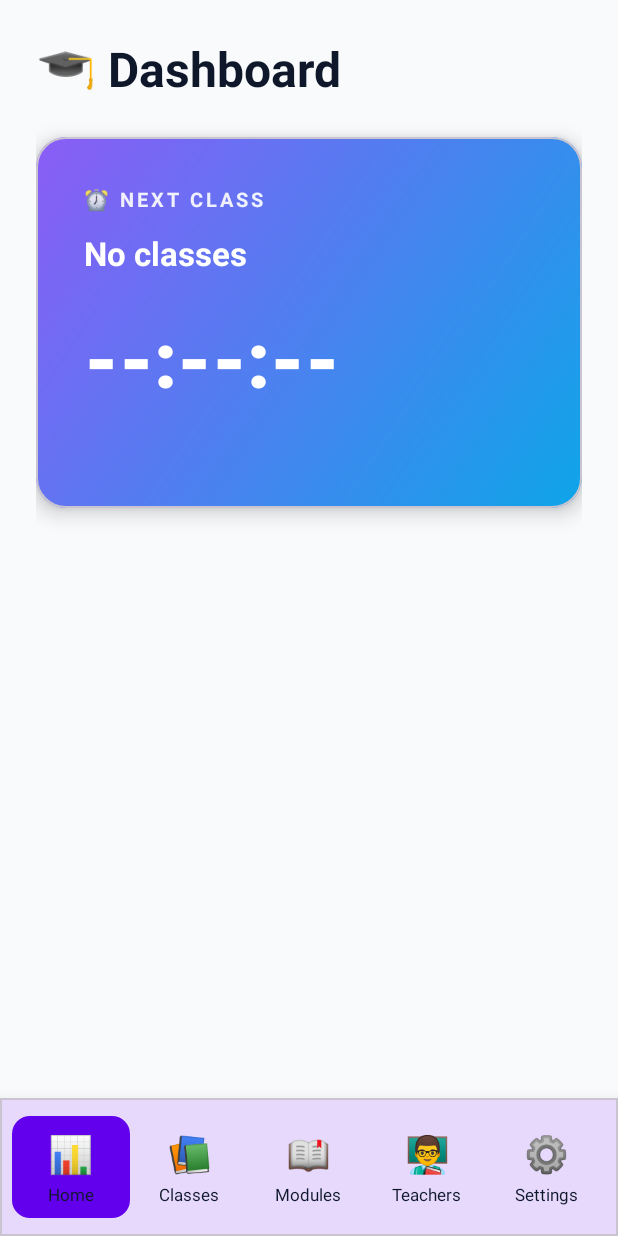
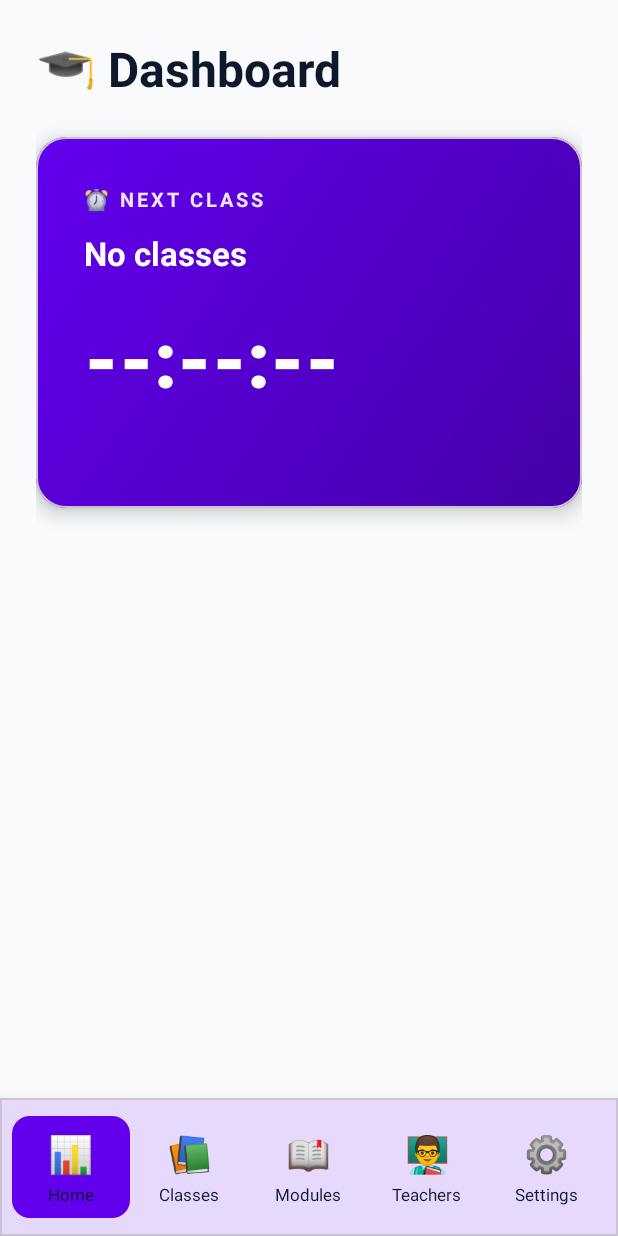
Before and after one commit to Elouahabi-Naoufal/Academic_Management_Assistant, an Android app: the screen it shows after launch (MainActivity), on a phone screen of 412 x 824 dp. Run offline under Robolectric (Android 15) with nearby library versions, the phone set to English and light mode, and no system bars.

Commit message:
fix : the next class tab uses the accent color

```diff
--- a/app/src/main/java/academic/management/assistant/DashboardFragment.java
+++ b/app/src/main/java/academic/management/assistant/DashboardFragment.java
@@ -7,10 +7,13 @@ import android.view.LayoutInflater;
 import android.view.View;
 import android.view.ViewGroup;
 import android.widget.TextView;
+import android.graphics.Color;
+import android.graphics.drawable.GradientDrawable;
 import java.util.Calendar;
 import java.util.List;
 import academic.management.assistant.database.ClassDao;
 import academic.management.assistant.database.DatabaseHelper;
+import academic.management.assistant.database.ThemeDao;
 import academic.management.assistant.model.ClassItem;
 
 public class DashboardFragment extends Fragment {
@@ -26,17 +29,35 @@ public class DashboardFragment extends Fragment {
 
         DatabaseHelper dbHelper = new DatabaseHelper(getActivity());
         classDao = new ClassDao(dbHelper);
+        ThemeDao themeDao = new ThemeDao(dbHelper);
 
         nextClassName = view.findViewById(R.id.nextClassName);
         countdown = view.findViewById(R.id.countdown);
         nextClassDetails = view.findViewById(R.id.nextClassDetails);
 
-        // Card is now a MaterialCardView, no need to set background color
+        // Apply accent color to card
+        com.google.android.material.card.MaterialCardView card = view.findViewById(R.id.countdownCard);
+        View cardContent = ((ViewGroup) card).getChildAt(0);
+        int accentColor = Color.parseColor(themeDao.getAccentColor());
+        GradientDrawable gradient = new GradientDrawable(
+            GradientDrawable.Orientation.TL_BR,
+            new int[]{accentColor, adjustColor(accentColor, 0.7f)}
+        );
+        gradient.setCornerRadius(20 * getResources().getDisplayMetrics().density);
+        cardContent.setBackground(gradient);
 
         findNextClass();
         startCountdown();
 
         return view;
+    }
+
+    private int adjustColor(int color, float factor) {
+        int a = Color.alpha(color);
+        int r = Math.round(Color.red(color) * factor);
+        int g = Math.round(Color.green(color) * factor);
+        int b = Math.round(Color.blue(color) * factor);
+        return Color.argb(a, Math.min(r, 255), Math.min(g, 255), Math.min(b, 255));
     }
 
     private void findNextClass() {
```
